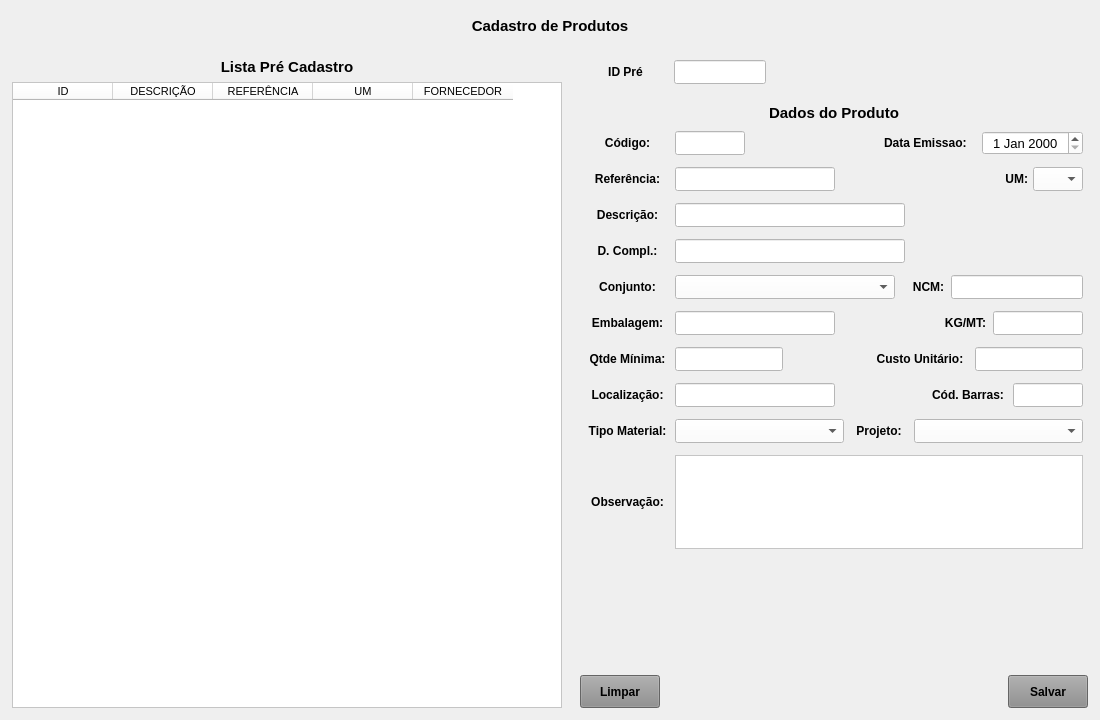
Before: the Qt Designer form forms/tela_prod_incluir.ui in Azevedo84/erp_suzuki, drawn with Qt 5.
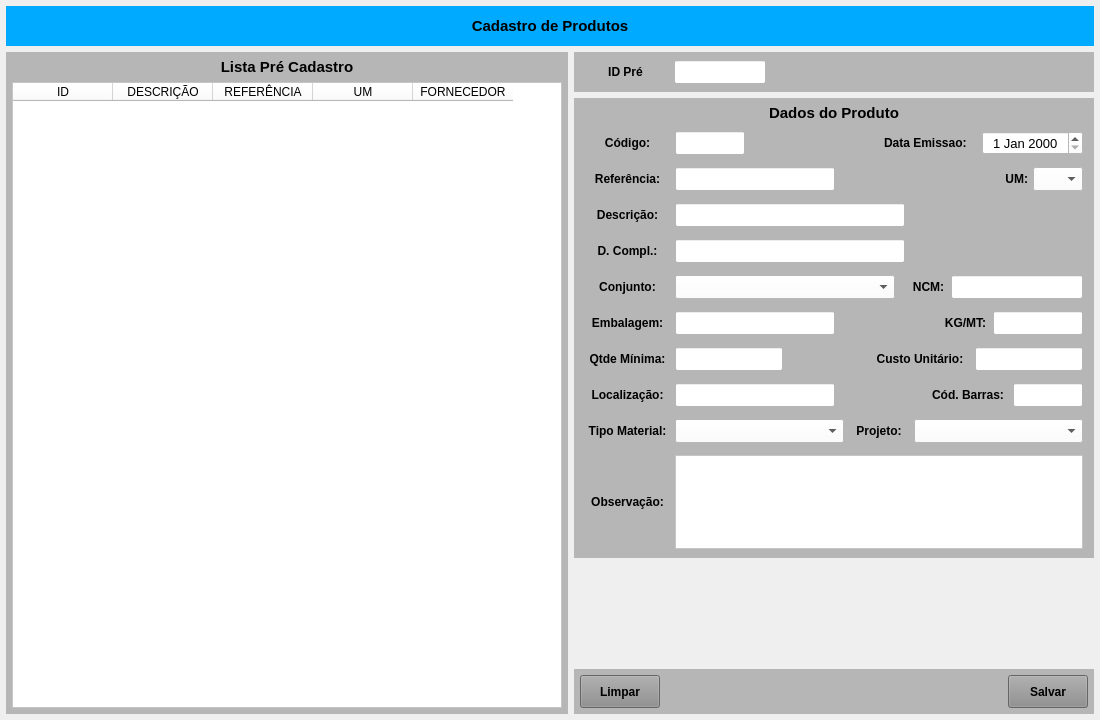
After: the same form once the commit is applied.

Diff of the .ui file:
```diff
--- a/forms/tela_prod_incluir.ui
+++ b/forms/tela_prod_incluir.ui
@@ -48,7 +48,7 @@
        </size>
       </property>
       <property name="styleSheet">
-       <string notr="true"/>
+       <string notr="true">background-color: rgb(0, 170, 255);</string>
       </property>
       <layout class="QHBoxLayout" name="horizontalLayout">
        <property name="spacing">
@@ -131,7 +131,7 @@
           <item>
            <widget class="QWidget" name="widget_Cor1" native="true">
             <property name="styleSheet">
-             <string notr="true"/>
+             <string notr="true">background-color: rgb(182, 182, 182);</string>
             </property>
             <layout class="QVBoxLayout" name="verticalLayout_3">
              <property name="leftMargin">
@@ -260,7 +260,7 @@
              </size>
             </property>
             <property name="styleSheet">
-             <string notr="true"/>
+             <string notr="true">background-color: rgb(182, 182, 182);</string>
             </property>
             <layout class="QHBoxLayout" name="horizontalLayout_3">
              <property name="topMargin">
@@ -383,7 +383,7 @@
              </size>
             </property>
             <property name="styleSheet">
-             <string notr="true"/>
+             <string notr="true">background-color: rgb(182, 182, 182);</string>
             </property>
             <layout class="QVBoxLayout" name="verticalLayout">
              <property name="leftMargin">
@@ -1768,7 +1768,7 @@
                    <number>30</number>
                   </property>
                   <property name="alignment">
-                   <set>Qt::AlignLeading|Qt::AlignLeft|Qt::AlignVCenter</set>
+                   <set>Qt::AlignCenter</set>
                   </property>
                  </widget>
                 </item>
@@ -2067,7 +2067,7 @@
              </size>
             </property>
             <property name="styleSheet">
-             <string notr="true"/>
+             <string notr="true">background-color: rgb(182, 182, 182);</string>
             </property>
             <layout class="QHBoxLayout" name="horizontalLayout_25">
              <property name="spacing">
```
